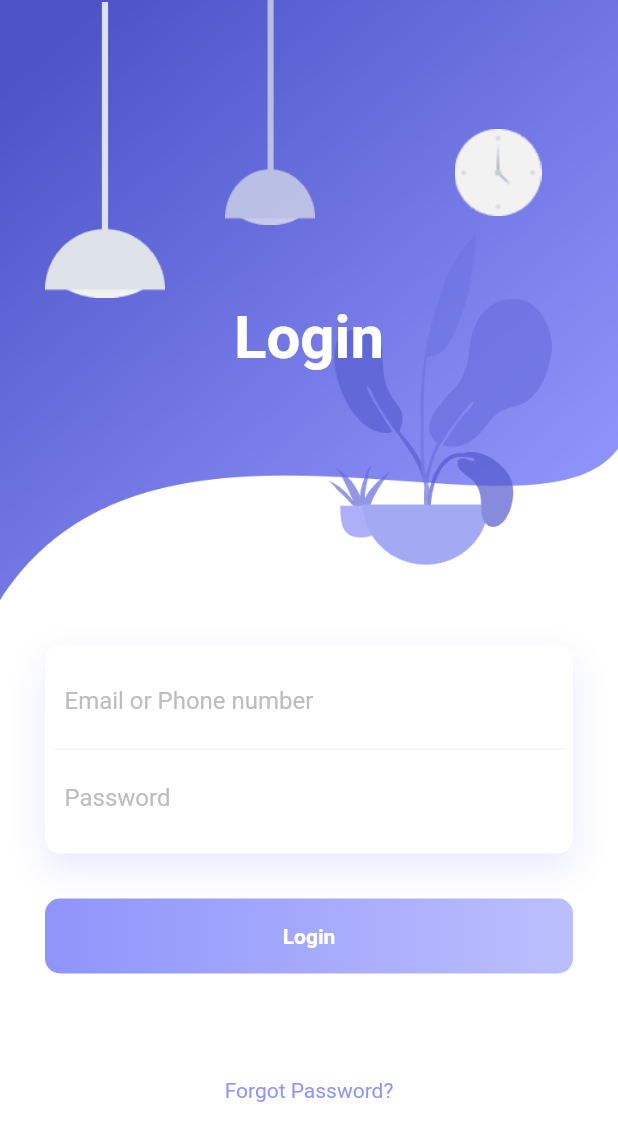
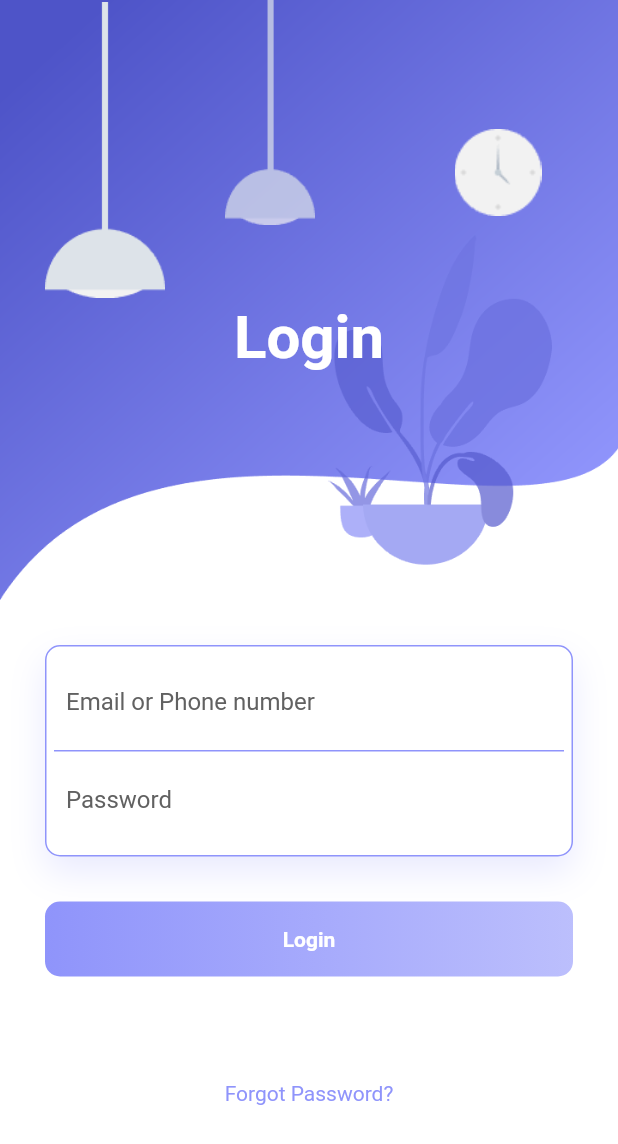
Before and after one commit to afgprogrammer/Flutter-Login-Page-UI, a Flutter app: the screen it shows after launch, on a phone screen of 412 x 824 dp. Shown: the top 1144 px of the screen. Run offline on Flutter 3.47's test engine with Material 2 defaults, Android fonts, the phone set to English and light mode, and no system bars; our stand-ins replace animate_do.

Commit message:
Update project

```diff
--- a/lib/Animation/FadeAnimation.dart
+++ /dev/null
@@ -1,33 +0,0 @@
-import 'package:flutter/material.dart';
-import 'package:simple_animations/simple_animations.dart';
-
-class FadeAnimation extends StatelessWidget {
-  final double delay;
-  final Widget child;
-
-  FadeAnimation(this.delay, this.child);
-
-  @override
-  Widget build(BuildContext context) {
-    final tween = MultiTrackTween([
-      Track("opacity").add(Duration(milliseconds: 500), Tween(begin: 0.0, end: 1.0)),
-      Track("translateY").add(
-        Duration(milliseconds: 500), Tween(begin: -30.0, end: 0.0),
-        curve: Curves.easeOut)
-    ]);
-
-    return ControlledAnimation(
-      delay: Duration(milliseconds: (500 * delay).round()),
-      duration: tween.duration,
-      tween: tween,
-      child: child,
-      builderWithChild: (context, child, animation) => Opacity(
-        opacity: animation["opacity"],
-        child: Transform.translate(
-          offset: Offset(0, animation["translateY"]),
-          child: child
-        ),
-      ),
-    );
-  }
-}
--- a/lib/main.dart
+++ b/lib/main.dart
@@ -1,5 +1,5 @@
-import 'package:day12_login/Animation/FadeAnimation.dart';
 import 'package:flutter/material.dart';
+import 'package:animate_do/animate_do.dart';
 
 void main() => runApp(
   MaterialApp(
@@ -31,7 +31,7 @@ class HomePage extends StatelessWidget {
 	                    left: 30,
 	                    width: 80,
 	                    height: 200,
-	                    child: FadeAnimation(1, Container(
+	                    child: FadeInUp(duration: Duration(seconds: 1), child: Container(
 	                      decoration: BoxDecoration(
 	                        image: DecorationImage(
 	                          image: AssetImage('assets/images/light-1.png')
@@ -43,7 +43,7 @@ class HomePage extends StatelessWidget {
 	                    left: 140,
 	                    width: 80,
 	                    height: 150,
-	                    child: FadeAnimation(1.3, Container(
+	                    child: FadeInUp(duration: Duration(milliseconds: 1200), child: Container(
 	                      decoration: BoxDecoration(
 	                        image: DecorationImage(
 	                          image: AssetImage('assets/images/light-2.png')
@@ -56,7 +56,7 @@ class HomePage extends StatelessWidget {
 	                    top: 40,
 	                    width: 80,
 	                    height: 150,
-	                    child: FadeAnimation(1.5, Container(
+	                    child: FadeInUp(duration: Duration(milliseconds: 1300), child: Container(
 	                      decoration: BoxDecoration(
 	                        image: DecorationImage(
 	                          image: AssetImage('assets/images/clock.png')
@@ -65,7 +65,7 @@ class HomePage extends StatelessWidget {
 	                    )),
 	                  ),
 	                  Positioned(
-	                    child: FadeAnimation(1.6, Container(
+	                    child: FadeInUp(duration: Duration(milliseconds: 1600), child: Container(
 	                      margin: EdgeInsets.only(top: 50),
 	                      child: Center(
 	                        child: Text("Login", style: TextStyle(color: Colors.white, fontSize: 40, fontWeight: FontWeight.bold),),
@@ -79,11 +79,12 @@ class HomePage extends StatelessWidget {
 	              padding: EdgeInsets.all(30.0),
 	              child: Column(
 	                children: <Widget>[
-	                  FadeAnimation(1.8, Container(
+	                  FadeInUp(duration: Duration(milliseconds: 1800), child: Container(
 	                    padding: EdgeInsets.all(5),
 	                    decoration: BoxDecoration(
 	                      color: Colors.white,
 	                      borderRadius: BorderRadius.circular(10),
+                        border: Border.all(color: Color.fromRGBO(143, 148, 251, 1)),
 	                      boxShadow: [
 	                        BoxShadow(
 	                          color: Color.fromRGBO(143, 148, 251, .2),
@@ -97,23 +98,24 @@ class HomePage extends StatelessWidget {
 	                        Container(
 	                          padding: EdgeInsets.all(8.0),
 	                          decoration: BoxDecoration(
-	                            border: Border(bottom: BorderSide(color: Colors.grey[100]))
+	                            border: Border(bottom: BorderSide(color:  Color.fromRGBO(143, 148, 251, 1)))
 	                          ),
 	                          child: TextField(
 	                            decoration: InputDecoration(
 	                              border: InputBorder.none,
 	                              hintText: "Email or Phone number",
-	                              hintStyle: TextStyle(color: Colors.grey[400])
+	                              hintStyle: TextStyle(color: Colors.grey[700])
 	                            ),
 	                          ),
 	                        ),
 	                        Container(
 	                          padding: EdgeInsets.all(8.0),
 	                          child: TextField(
+                              obscureText: true,
 	                            decoration: InputDecoration(
 	                              border: InputBorder.none,
 	                              hintText: "Password",
-	                              hintStyle: TextStyle(color: Colors.grey[400])
+	                              hintStyle: TextStyle(color: Colors.grey[700])
 	                            ),
 	                          ),
 	                        )
@@ -121,7 +123,7 @@ class HomePage extends StatelessWidget {
 	                    ),
 	                  )),
 	                  SizedBox(height: 30,),
-	                  FadeAnimation(2, Container(
+	                  FadeInUp(duration: Duration(milliseconds: 1900), child: Container(
 	                    height: 50,
 	                    decoration: BoxDecoration(
 	                      borderRadius: BorderRadius.circular(10),
@@ -137,7 +139,7 @@ class HomePage extends StatelessWidget {
 	                    ),
 	                  )),
 	                  SizedBox(height: 70,),
-	                  FadeAnimation(1.5, Text("Forgot Password?", style: TextStyle(color: Color.fromRGBO(143, 148, 251, 1)),)),
+	                  FadeInUp(duration: Duration(milliseconds: 2000), child: Text("Forgot Password?", style: TextStyle(color: Color.fromRGBO(143, 148, 251, 1)),)),
 	                ],
 	              ),
 	            )
--- a/pubspec.yaml
+++ b/pubspec.yaml
@@ -14,16 +14,16 @@ description: A new Flutter project.
 version: 1.0.0+1
 
 environment:
-  sdk: ">=2.1.0 <3.0.0"
+  sdk: ">=3.0.6 <4.0.0"
 
 dependencies:
   flutter:
     sdk: flutter
-  simple_animations: ^1.3.3
 
   # The following adds the Cupertino Icons font to your application.
   # Use with the CupertinoIcons class for iOS style icons.
-  cupertino_icons: ^0.1.2
+  cupertino_icons: ^1.0.2
+  animate_do: ^3.1.2
 
 dev_dependencies:
   flutter_test:
```
Also changed, not shown: pubspec.lock, 6 other files.
